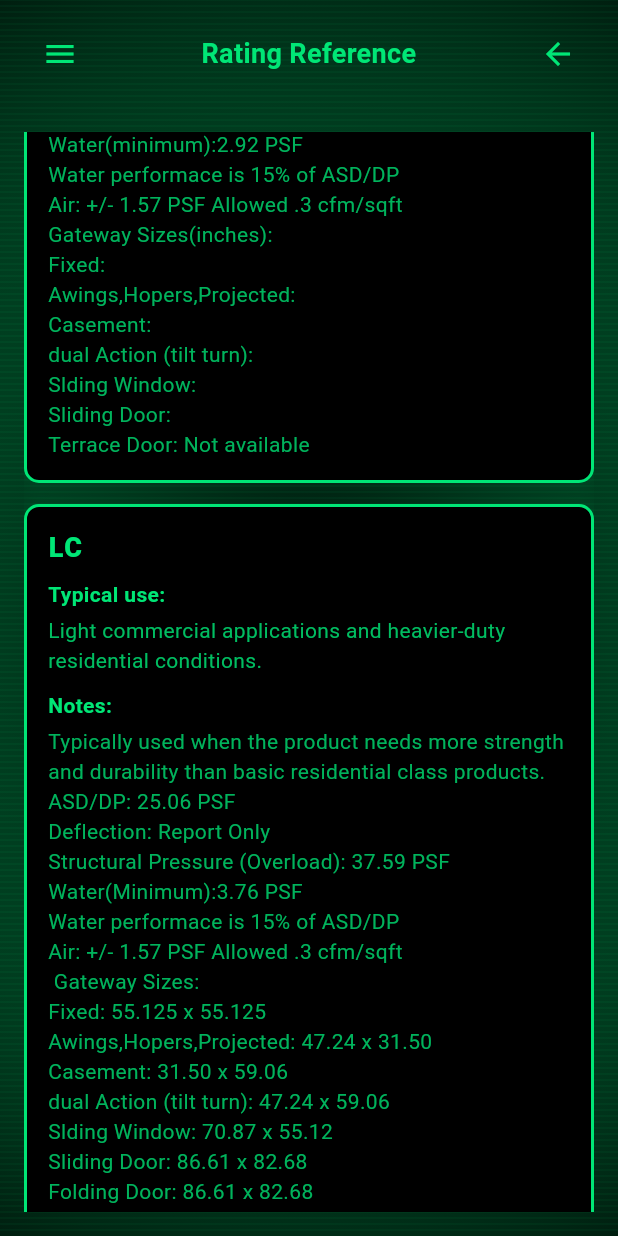
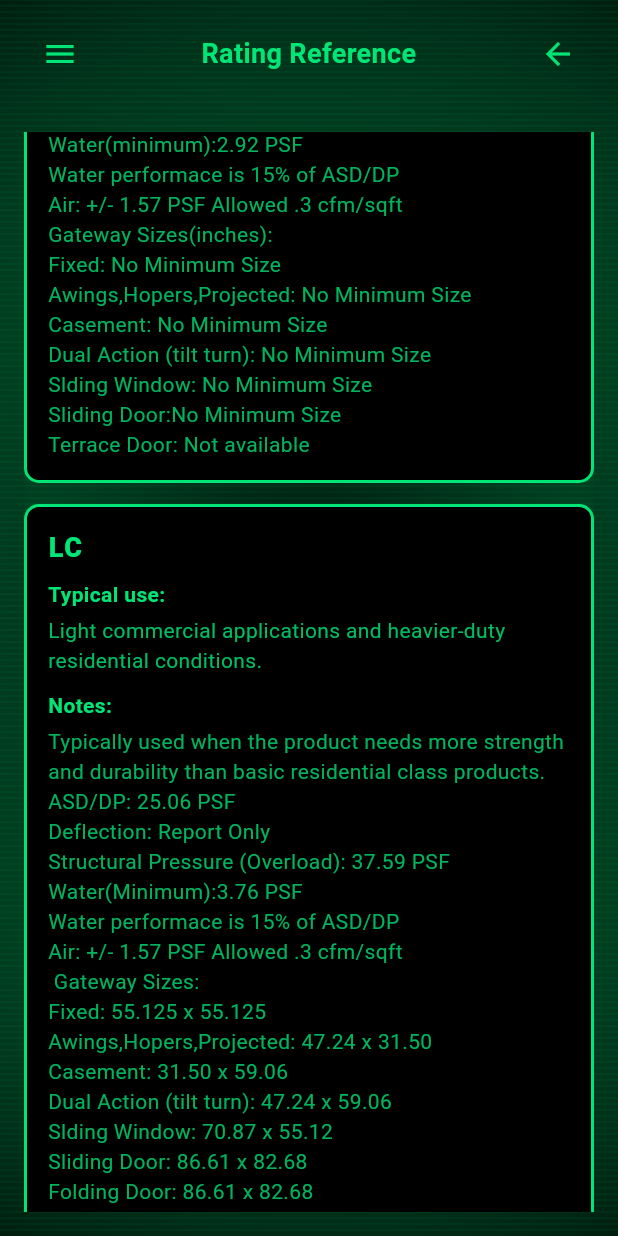
Before and after one commit to JvSlice/Ultimate-Window-Engineer-Tool, a Flutter app: the RatingReferencePage screen opened directly, scrolled down 576 dp, on a phone screen of 412 x 824 dp. Run offline on Flutter 3.47's test engine with Material 3 defaults, Android fonts, the phone set to English and light mode, and no system bars; our stand-ins replace package_info_plus, shared_preferences; accounts and stored records are empty.

Commit message:
added gateway size for R  to rating refernce page

```diff
--- a/lib/window_testing_tools/rating_reference_page.dart
+++ b/lib/window_testing_tools/rating_reference_page.dart
@@ -120,12 +120,12 @@ class RatingReferencePage extends StatelessWidget {
                   "Water performace is 15% of ASD/DP\n"
                   "Air: +/- 1.57 PSF Allowed .3 cfm/sqft \n"
                   "Gateway Sizes(inches):\n"
-                  "Fixed:\n"
-                  "Awings,Hopers,Projected:\n"
-                  "Casement:\n"
-                  "dual Action (tilt turn):\n"
-                  "Slding Window:\n"
-                  "Sliding Door:\n"
+                  "Fixed: No Minimum Size\n"
+                  "Awings,Hopers,Projected: No Minimum Size\n"
+                  "Casement: No Minimum Size\n"
+                  "Dual Action (tilt turn): No Minimum Size\n"
+                  "Slding Window: No Minimum Size\n"
+                  "Sliding Door:No Minimum Size\n"
                   "Terrace Door: Not available",
 
             ),
@@ -147,7 +147,7 @@ class RatingReferencePage extends StatelessWidget {
                   "Fixed: 55.125 x 55.125\n"
                   "Awings,Hopers,Projected: 47.24 x 31.50\n"
                   "Casement: 31.50 x 59.06\n"
-                  "dual Action (tilt turn): 47.24 x 59.06\n"
+                  "Dual Action (tilt turn): 47.24 x 59.06\n"
                   "Slding Window: 70.87 x 55.12\n"
                   "Sliding Door: 86.61 x 82.68\n"
                   "Folding Door: 86.61 x 82.68\n"
@@ -167,11 +167,11 @@ class RatingReferencePage extends StatelessWidget {
                   "Water(Minimum):4.59 PSF\n "
                   "Water performace is 20% of ASD/DP\n"
                   "Air: +/- 1.57 PSF Allowed .2 cfm/sqft\n"
-                   "Gateway Sizes(inches):\n"
+                  "Gateway Sizes(inches):\n"
                   "Fixed:59.06 x 59.06\n"
                   "Awings,Hopers,Projected: 47.24 x 31.50\n"
                   "Casement: 31.50 x 59.06\n"
-                  "dual Action (tilt turn): 47.24 x 70.87\n"
+                  "Dual Action (tilt turn): 47.24 x 70.87\n"
                   "Slding Window: 70.87 x 59.06\n"
                   "Sliding Door: 94.49 x 82.68\n"
                   "Folding Door: 94.49 x 82.68\n"
@@ -195,10 +195,10 @@ class RatingReferencePage extends StatelessWidget {
                   "+ 6.24  PSF (infiltration) Allowed .3 cfm/sqft\n "
                   "-1.57 PSF (exfiltration) Allowed .2 cfm/sqft\n"
                   "Gateway Sizes(inches):\n"
-                  "Fixed: 59.06 x 998.43"
+                  "Fixed: 59.06 x 998.43\n"
                   "Awings,Hopers,Projected: 59.06 x 35.43\n"
                   "Casement:35.43 x 59.06\n"
-                  "dual Action (tilt turn): 47.24 x 70.87\n"
+                  "Dual Action (tilt turn): 47.24 x 70.87\n"
                   "Slding Window: 98.43 x 87.74\n"
                   "Sliding Door:122.05 x 94.49\n"
                   "folding Door: Not available\n"
```
